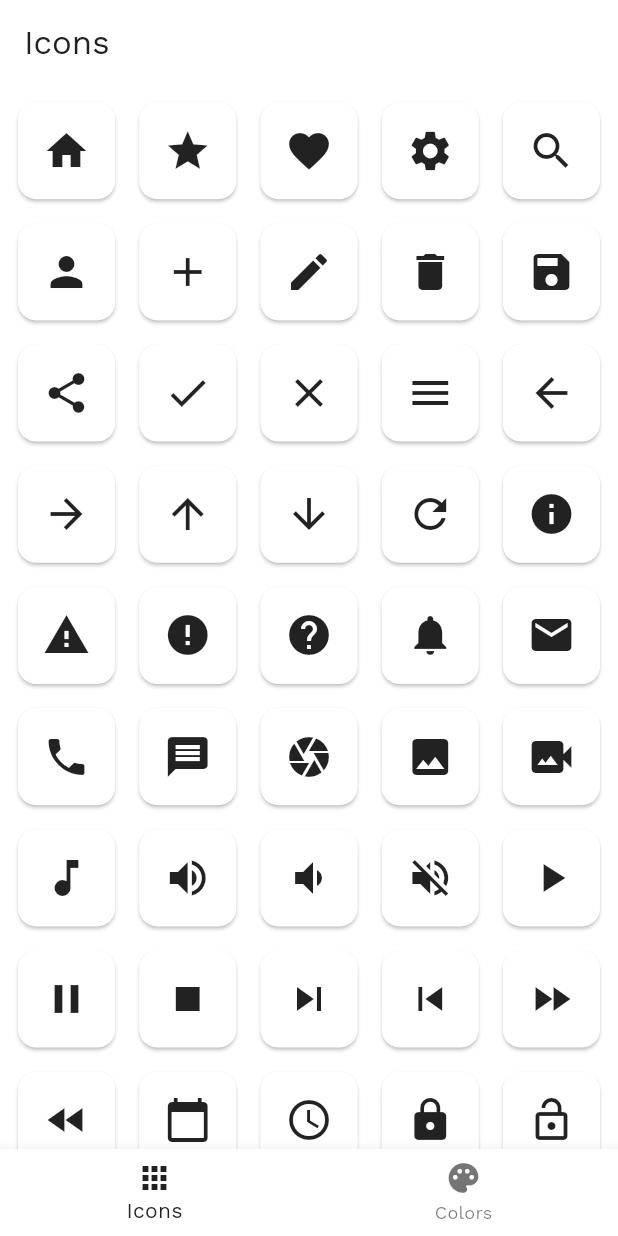
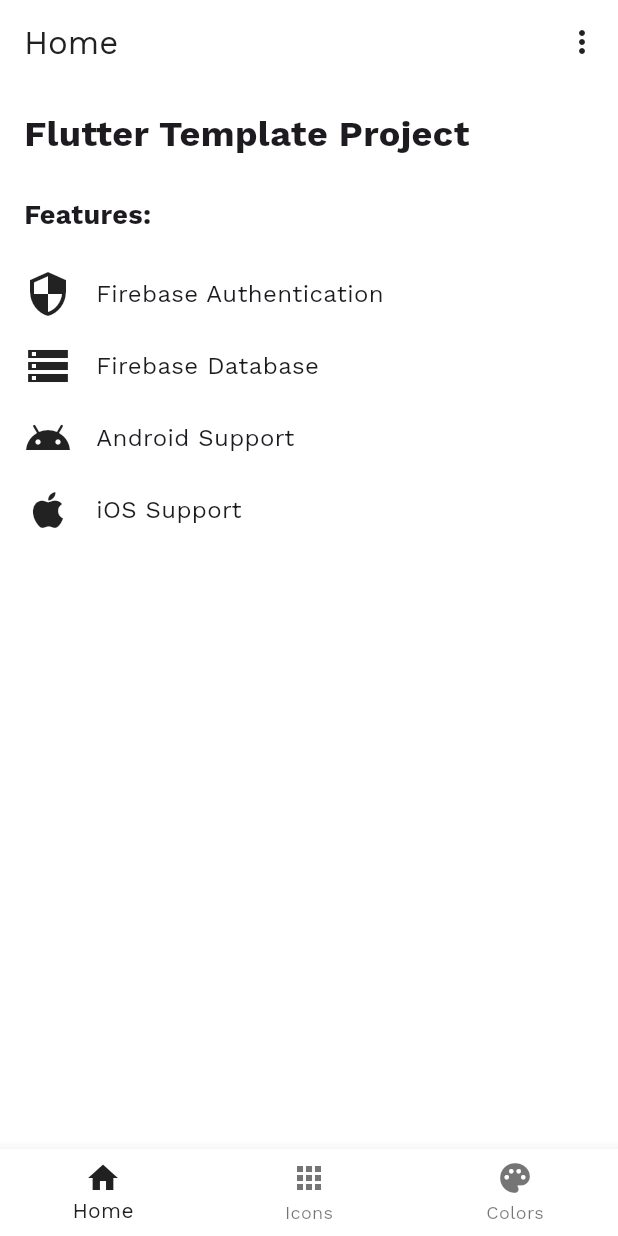
Before and after one commit to mbylstra/Grouseries, a Flutter app: the screen it shows after launch, on a phone screen of 412 x 824 dp. Run offline on Flutter 3.47's test engine with Material 3 defaults, Android fonts, the phone set to English and light mode, and no system bars; our stand-ins replace google_fonts.

Commit message:
Add SettingsPage and ProfilePage with navigation; enhance HomePage layout and features

```diff
--- a/lib/main.dart
+++ b/lib/main.dart
@@ -48,6 +48,81 @@ class MyHomePage extends StatefulWidget {
 
   @override
   State<MyHomePage> createState() => _MyHomePageState();
+}
+
+class SettingsPage extends StatelessWidget {
+  const SettingsPage({super.key});
+
+  @override
+  Widget build(BuildContext context) {
+    return Scaffold(
+      appBar: AppBar(
+        title: const Text('Settings'),
+      ),
+      body: const Center(
+        child: Text('Settings Page'),
+      ),
+    );
+  }
+}
+
+class ProfilePage extends StatelessWidget {
+  const ProfilePage({super.key});
+
+  @override
+  Widget build(BuildContext context) {
+    return Scaffold(
+      appBar: AppBar(
+        title: const Text('Profile'),
+      ),
+      body: const Center(
+        child: Text('Profile Page'),
+      ),
+    );
+  }
+}
+
+class HomePage extends StatelessWidget {
+  const HomePage({super.key});
+
+  @override
+  Widget build(BuildContext context) {
+    return Padding(
+      padding: const EdgeInsets.all(16.0),
+      child: Column(
+        crossAxisAlignment: CrossAxisAlignment.start,
+        children: [
+          const Text(
+            'Flutter Template Project',
+            style: TextStyle(fontSize: 24, fontWeight: FontWeight.bold),
+          ),
+          const SizedBox(height: 24),
+          const Text(
+            'Features:',
+            style: TextStyle(fontSize: 18, fontWeight: FontWeight.bold),
+          ),
+          const SizedBox(height: 16),
+          _buildFeatureItem(Icons.security, 'Firebase Authentication'),
+          _buildFeatureItem(Icons.storage, 'Firebase Database'),
+          _buildFeatureItem(Icons.android, 'Android Support'),
+          _buildFeatureItem(Icons.apple, 'iOS Support'),
+        ],
+      ),
+    );
+  }
+
+  Widget _buildFeatureItem(IconData icon, String text) {
+    return Padding(
+      padding: const EdgeInsets.symmetric(vertical: 8.0),
+      child: Row(
+        children: [
+          Icon(icon, size: 32),
+          const SizedBox(width: 16),
+          Text(text, style: const TextStyle(fontSize: 16)),
+        ],
+      ),
+    );
+  }
 }
 
 class IconsPage extends StatelessWidget {
@@ -282,12 +357,14 @@ class ColorsPage extends StatelessWidget {
 class _MyHomePageState extends State<MyHomePage> {
   int _selectedIndex = 0;
 
-  static const List<Widget> _pages = <Widget>[
-    IconsPage(),
-    ColorsPage(),
+  static final List<Widget> _pages = <Widget>[
+    const HomePage(),
+    const IconsPage(),
+    const ColorsPage(),
   ];
 
   static const List<String> _titles = <String>[
+    'Home',
     'Icons',
     'Colors',
   ];
@@ -304,10 +381,41 @@ class _MyHomePageState extends State<MyHomePage> {
       appBar: AppBar(
         backgroundColor: Theme.of(context).colorScheme.inversePrimary,
         title: Text(_titles[_selectedIndex]),
+        actions: [
+          PopupMenuButton<String>(
+            onSelected: (value) {
+              if (value == 'settings') {
+                Navigator.push(
+                  context,
+                  MaterialPageRoute(builder: (context) => const SettingsPage()),
+                );
+              } else if (value == 'profile') {
+                Navigator.push(
+                  context,
+                  MaterialPageRoute(builder: (context) => const ProfilePage()),
+                );
+              }
+            },
+            itemBuilder: (BuildContext context) => <PopupMenuEntry<String>>[
+              const PopupMenuItem<String>(
+                value: 'settings',
+                child: Text('Settings'),
+              ),
+              const PopupMenuItem<String>(
+                value: 'profile',
+                child: Text('Profile'),
+              ),
+            ],
+          ),
+        ],
       ),
       body: _pages[_selectedIndex],
       bottomNavigationBar: BottomNavigationBar(
         items: const <BottomNavigationBarItem>[
+          BottomNavigationBarItem(
+            icon: Icon(Icons.home),
+            label: 'Home',
+          ),
           BottomNavigationBarItem(
             icon: Icon(Icons.apps),
             label: 'Icons',
```
